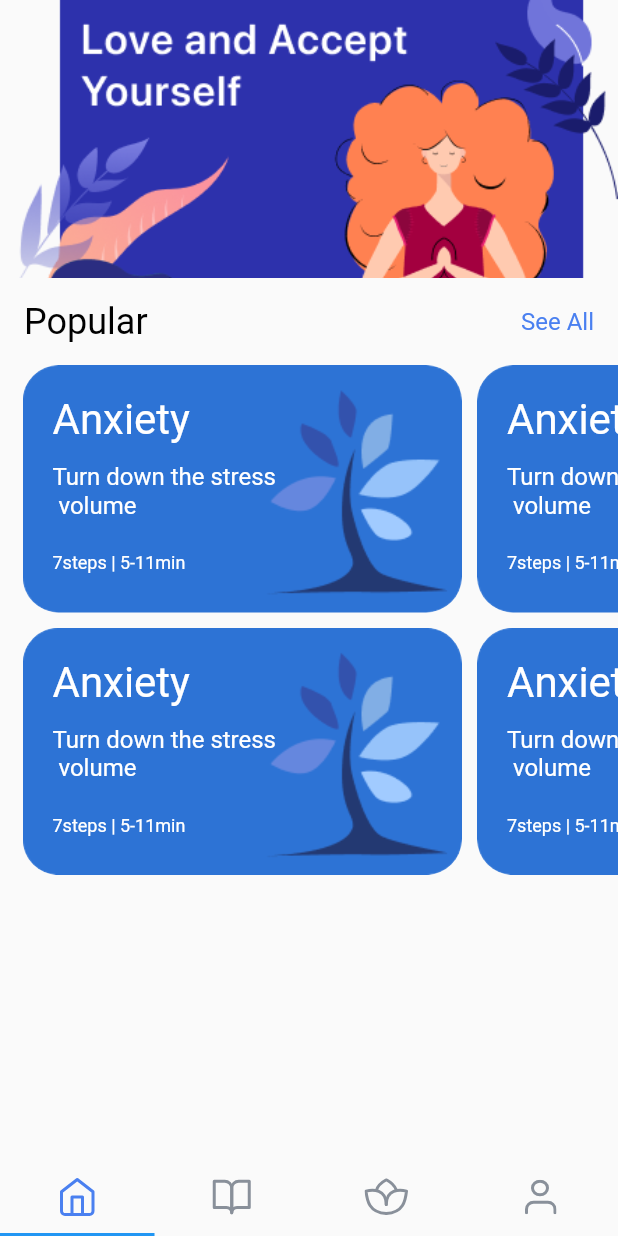
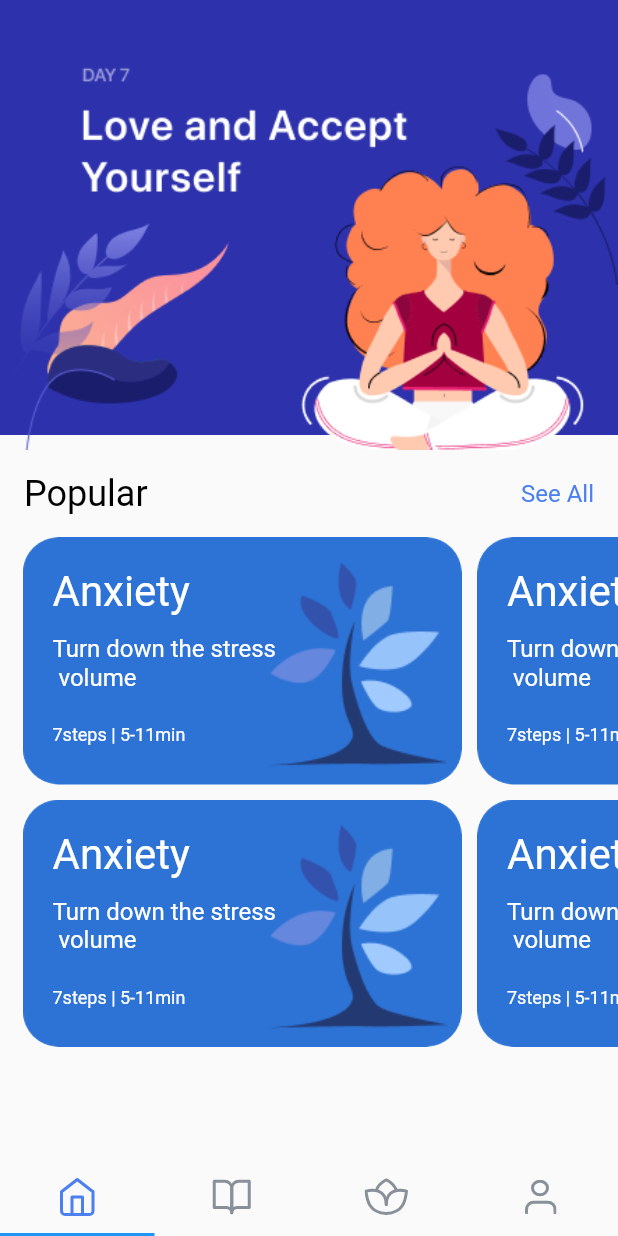
Before and after one commit to ChintanK8080/get-me-online-task, a Flutter app: the screen it shows after launch, on a phone screen of 412 x 824 dp. Run offline on Flutter 3.47's test engine with Material 2 defaults, Android fonts, the light colour scheme and no system bars; our stand-ins replace audioplayers, cloud_firestore, connectivity_plus, device_preview, firebase_core, flutter_svg; missing offline and left inert: flutter_toastr; accounts and stored records are empty.

Commit message:
overflow issue fix

```diff
--- a/lib/views/screens/home_screen.dart
+++ b/lib/views/screens/home_screen.dart
@@ -32,6 +32,10 @@ class _HomePageState extends State<HomePage>
     super.initState();
   }
 
+  jumpToPage(int value) {
+    tabController?.animateTo(value);
+  }
+
   @override
   Widget build(BuildContext context) {
     return Scaffold(
@@ -40,11 +44,13 @@ class _HomePageState extends State<HomePage>
         width: MediaQuery.of(context).size.width,
         child: TabBarView(
           controller: tabController,
-          children: const [
-            HomeTab(),
-            PracticesTab(),
-            SizedBox(),
-            ProfileTab(),
+          children: [
+            const HomeTab(),
+            PracticesTab(onBackClick: () {
+              jumpToPage(0);
+            }),
+            const SizedBox(),
+            const ProfileTab(),
           ],
         ),
       ),
--- a/lib/views/screens/home_tab.dart
+++ b/lib/views/screens/home_tab.dart
@@ -1,5 +1,6 @@
 import 'package:flutter/material.dart';
 import 'package:getme_online_task/app_constants/app_assets.dart';
+import 'package:getme_online_task/app_constants/app_colors.dart';
 import 'package:getme_online_task/app_constants/app_strings.dart';
 import 'package:getme_online_task/app_constants/app_text_styles.dart';
 import 'package:getme_online_task/views/screens/popular_list_tab.dart';
@@ -19,12 +20,23 @@ class _HomeTabState extends State<HomeTab> {
       child: Column(
         mainAxisSize: MainAxisSize.min,
         children: [
-          Container(
-            width: MediaQuery.of(context).size.width,
-            height: MediaQuery.of(context).size.width * 0.45,
-            decoration: const BoxDecoration(
-                image: DecorationImage(
-                    image: AssetImage(AppAssets.header), fit: BoxFit.cover)),
+          Stack(
+            children: [
+              Container(
+                  width: MediaQuery.of(context).size.width,
+                  height: 290,
+                  color: AppColors.purpleDark),
+              Container(
+                width: MediaQuery.of(context).size.width,
+                height: 300,
+                decoration: const BoxDecoration(
+                  image: DecorationImage(
+                    image: AssetImage(AppAssets.header),
+                    fit: BoxFit.cover,
+                  ),
+                ),
+              ),
+            ],
           ),
           Padding(
             padding: const EdgeInsets.symmetric(horizontal: 16, vertical: 15),
```
Also changed, not shown: lib/views/screens/practices_tab.dart (+7 -2 lines), lib/views/widgets/custom_appbar.dart (+5 -3 lines).
